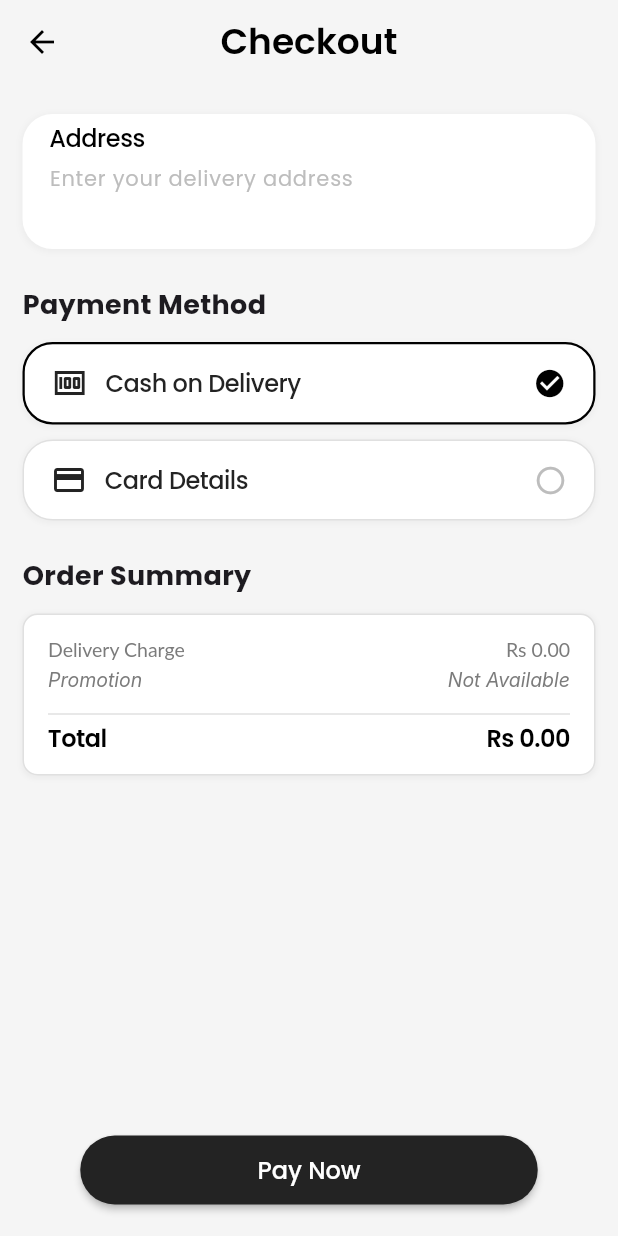
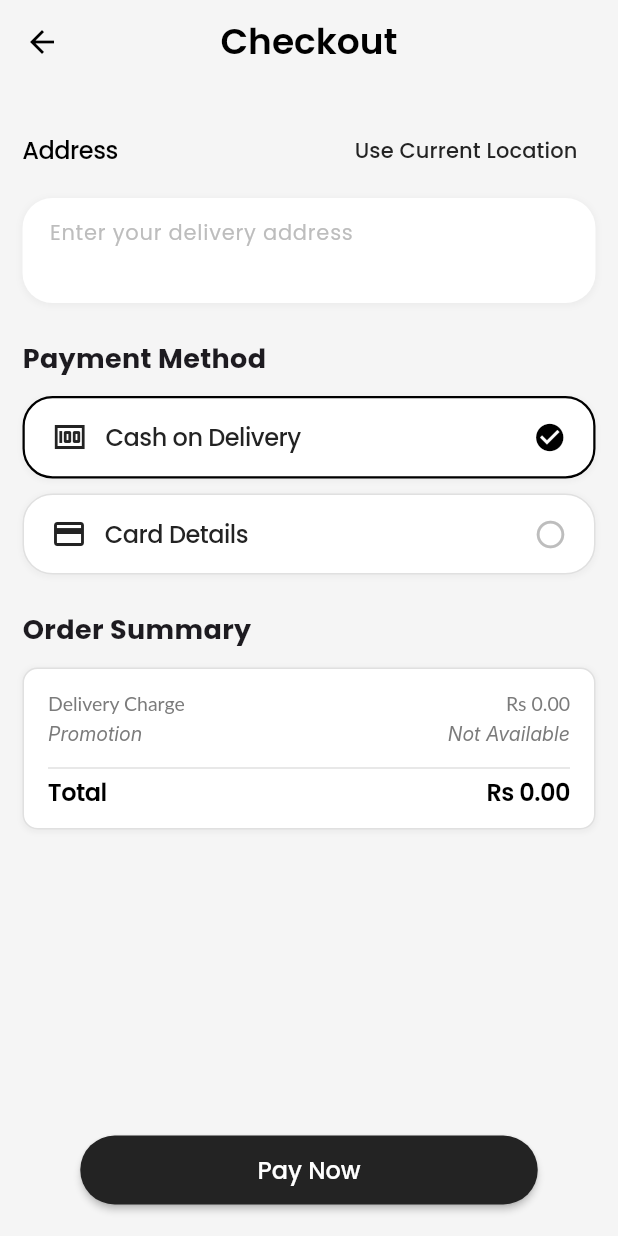
Before and after one commit to symaitipe/Heavenly-Homes, a Flutter app: the CheckoutPage screen opened directly with empty values, on a phone screen of 412 x 824 dp. Run offline on Flutter 3.47's test engine with Material 3 defaults, Android fonts, the phone set to English and light mode, and no system bars; our stand-ins replace cloud_firestore, firebase_auth, firebase_core, geocoding, geolocator, google_fonts and 2 more; missing offline and left inert: flutter_stripe; accounts and stored records are empty; Roboto replaces fonts that are missing (Inter, Lato).

Commit message:
Integrate Google location fetch for Customer Address

```diff
--- a/lib/screens/pages/checkout_page.dart
+++ b/lib/screens/pages/checkout_page.dart
@@ -1,6 +1,8 @@
 import 'package:cloud_firestore/cloud_firestore.dart';
 import 'package:flutter/material.dart';
 import 'package:flutter_stripe/flutter_stripe.dart';
+import 'package:geolocator/geolocator.dart';
+import 'package:geocoding/geocoding.dart';
 import 'package:heavenly_homes/services/stripe_services.dart';
 import '../../model/cart_items.dart';
 import 'order_processing_page.dart';
@@ -39,6 +41,7 @@ class _CheckoutPageState extends State<CheckoutPage> {
   final TextEditingController _addressController = TextEditingController();
   final GlobalKey<FormState> _formKey = GlobalKey<FormState>();
   bool _isPlacingOrder = false;
+  bool _isLoadingLocation = false;
 
   @override
   void dispose() {
@@ -46,16 +49,77 @@ class _CheckoutPageState extends State<CheckoutPage> {
     super.dispose();
   }
 
+  // --- Check and Request Location Permissions ---
+  Future<bool> _checkAndRequestLocationPermission() async {
+    LocationPermission permission = await Geolocator.checkPermission();
+    if (permission == LocationPermission.denied) {
+      permission = await Geolocator.requestPermission();
+      if (permission == LocationPermission.denied) {
+        ScaffoldMessenger.of(context).showSnackBar(
+          const SnackBar(content: Text('Location permission denied')),
+        );
+        return false;
+      }
+    }
+    if (permission == LocationPermission.deniedForever) {
+      ScaffoldMessenger.of(context).showSnackBar(
+        const SnackBar(content: Text('Location permission permanently denied')),
+      );
+      return false;
+    }
+    return true;
+  }
+
+  // --- Fetch Current Location ---
+  Future<void> _fetchCurrentLocation() async {
+    setState(() {
+      _isLoadingLocation = true;
+    });
+
+    try {
+      bool hasPermission = await _checkAndRequestLocationPermission();
+      if (!hasPermission) return;
+
+      Position position = await Geolocator.getCurrentPosition(
+        desiredAccuracy: LocationAccuracy.high,
+      );
+
+      List<Placemark> placemarks = await placemarkFromCoordinates(
+        position.latitude,
+        position.longitude,
+      );
+
+      if (placemarks.isNotEmpty) {
+        Placemark placemark = placemarks.first;
+        String address = [
+          placemark.street,
+          placemark.locality,
+          placemark.administrativeArea,
+          placemark.country,
+        ].where((element) => element != null && element.isNotEmpty).join(', ');
+
+        setState(() {
+          _addressController.text = address;
+          _isLoadingLocation = false;
+        });
+      } else {
+        throw Exception('No address found for the current location');
+      }
+    } catch (e) {
+      setState(() {
+        _isLoadingLocation = false;
+      });
+      ScaffoldMessenger.of(context).showSnackBar(
+        SnackBar(content: Text('Failed to fetch location: $e')),
+      );
+    }
+  }
+
   // --- Handle Stripe Payment ---
   Future<void> _handleStripePayment(double totalAmount) async {
     try {
-      // For LKR, Stripe expects the amount in cents (multiply by 100)
       final amountInCents = (totalAmount * 100).toInt().toString();
-
-      // Create Payment Intent using the function from stripe_services.dart
       final paymentIntentData = await createPaymentIntent(amountInCents, 'LKR');
-
-      // Initialize the Payment Sheet (Google Pay enabled for Android)
       await Stripe.instance.initPaymentSheet(
         paymentSheetParameters: SetupPaymentSheetParameters(
           paymentIntentClientSecret: paymentIntentData['client_secret'],
@@ -63,17 +127,12 @@ class _CheckoutPageState extends State<CheckoutPage> {
           googlePay: const PaymentSheetGooglePay(
             merchantCountryCode: 'LK',
             currencyCode: 'LKR',
-            testEnv: true, // Set to false in production
+            testEnv: true,
           ),
         ),
       );
-
-      // Present the Payment Sheet
       await Stripe.instance.presentPaymentSheet();
-
-      // If payment is successful, save the order
       await _saveOrderAndNavigate(totalAmount);
-
       if (mounted) {
         ScaffoldMessenger.of(context).showSnackBar(
           const SnackBar(
@@ -185,14 +244,11 @@ class _CheckoutPageState extends State<CheckoutPage> {
       final double totalAmount = widget.subtotal + widget.deliveryCharges;
 
       if (_selectedPaymentMethod == 'Card Details') {
-        // Handle Stripe Payment
         await _handleStripePayment(totalAmount);
       } else {
-        // Handle Cash on Delivery
         await _saveOrderAndNavigate(totalAmount);
       }
     } catch (e) {
-      //print("Error placing order: $e");
       if (mounted) {
         ScaffoldMessenger.of(context).showSnackBar(
           SnackBar(
@@ -207,7 +263,7 @@ class _CheckoutPageState extends State<CheckoutPage> {
     }
   }
 
-  // --- Helper: Payment Option (UI Styled) ---
+  // --- Helper: Payment Option ---
   Widget _buildPaymentOption(String title, IconData icon, {TextStyle? textStyle, bool isEnabled = true}) {
     bool isSelected = _selectedPaymentMethod == title;
     Color effectiveColor = isEnabled ? kDarkGrey : Colors.grey;
@@ -272,7 +328,7 @@ class _CheckoutPageState extends State<CheckoutPage> {
     );
   }
 
-  // --- HELPER: Summary Row (UI Styled) ---
+  // --- Helper: Summary Row ---
   Widget _buildSummaryRow(String label, String value, {bool isBold = false, TextStyle? textStyle, Color? valueColor}) {
     final effectiveTextStyle = textStyle ??
         TextStyle(
@@ -305,7 +361,86 @@ class _CheckoutPageState extends State<CheckoutPage> {
     );
   }
 
-  // --- BUILD METHOD ---
+  // --- Build Address Section ---
+  Widget _buildAddressSection() {
+    return Column(
+      crossAxisAlignment: CrossAxisAlignment.start,
+      children: [
+        Row(
+          mainAxisAlignment: MainAxisAlignment.spaceBetween,
+          children: [
+            const Text(
+              'Address',
+              style: TextStyle(
+                fontFamily: 'Poppins',
+                fontWeight: FontWeight.w500,
+                fontSize: 16,
+                height: 1.0,
+                letterSpacing: -0.02 * 16,
+                color: kBlack,
+              ),
+            ),
+            TextButton(
+              onPressed: _isLoadingLocation ? null : _fetchCurrentLocation,
+              child: Text(
+                _isLoadingLocation ? 'Loading...' : 'Use Current Location',
+                style: const TextStyle(
+                  fontFamily: 'Poppins',
+                  fontSize: 14,
+                  color: kDarkGrey,
+                ),
+              ),
+            ),
+          ],
+        ),
+        const SizedBox(height: 8),
+        Container(
+          constraints: const BoxConstraints(minHeight: 52),
+          padding: const EdgeInsets.symmetric(horizontal: 18.0, vertical: 8.0),
+          decoration: BoxDecoration(
+            color: kWhite,
+            borderRadius: BorderRadius.circular(20.0),
+            boxShadow: [
+              BoxShadow(
+                color: Colors.grey.withValues(alpha: 0.1),
+                spreadRadius: 1,
+                blurRadius: 3,
+                offset: const Offset(0, 1),
+              ),
+            ],
+          ),
+          child: TextFormField(
+            controller: _addressController,
+            decoration: InputDecoration(
+              hintText: 'Enter your delivery address',
+              hintStyle: TextStyle(fontFamily: 'Poppins', fontSize: 14, color: Colors.grey[400]),
+              border: InputBorder.none,
+              enabledBorder: InputBorder.none,
+              focusedBorder: InputBorder.none,
+              errorBorder: InputBorder.none,
+              focusedErrorBorder: InputBorder.none,
+              contentPadding: const EdgeInsets.symmetric(vertical: 4.0),
+              isDense: true,
+            ),
+            style: const TextStyle(fontFamily: 'Poppins', fontSize: 15, color: kBlack),
+            maxLines: 2,
+            validator: (value) {
+              if (value == null || value.trim().isEmpty) {
+                return 'Please enter a delivery address';
+              }
+              if (value.trim().length < 10) {
+                return 'Address seems too short';
+              }
+              return null;
+            },
+            textCapitalization: TextCapitalization.words,
+          ),
+        ),
+      ],
+    );
+  }
+
+  // --- Build Method ---
   @override
   Widget build(BuildContext context) {
     final double displayTotalAmount = widget.subtotal + widget.deliveryCharges;
@@ -345,66 +480,7 @@ class _CheckoutPageState extends State<CheckoutPage> {
               crossAxisAlignment: CrossAxisAlignment.start,
               children: [
                 // --- Address Section ---
-                Container(
-                  constraints: const BoxConstraints(minHeight: 52),
-                  padding: const EdgeInsets.symmetric(horizontal: 18.0, vertical: 8.0),
-                  decoration: BoxDecoration(
-                    color: kWhite,
-                    borderRadius: BorderRadius.circular(20.0),
-                    boxShadow: [
-                      BoxShadow(
-                        color: Colors.grey.withValues(alpha: 0.1),
-                        spreadRadius: 1,
-                        blurRadius: 3,
-                        offset: const Offset(0, 1),
-                      ),
-                    ],
-                  ),
-                  child: Column(
-                    crossAxisAlignment: CrossAxisAlignment.start,
-                    mainAxisAlignment: MainAxisAlignment.center,
-                    children: [
-                      const Text(
-                        'Address',
-                        style: TextStyle(
-                          fontFamily: 'Poppins',
-                          fontWeight: FontWeight.w500,
-                          fontSize: 16,
-                          height: 1.0,
-                          letterSpacing: -0.02 * 16,
-                          color: kBlack,
-                        ),
-                      ),
-                      const SizedBox(height: 4),
-                      TextFormField(
-                        controller: _addressController,
-                        decoration: InputDecoration(
-                          hintText: 'Enter your delivery address',
-                          hintStyle: TextStyle(fontFamily: 'Poppins', fontSize: 14, color: Colors.grey[400]),
-                          border: InputBorder.none,
-                          enabledBorder: InputBorder.none,
-                          focusedBorder: InputBorder.none,
-                          errorBorder: InputBorder.none,
-                          focusedErrorBorder: InputBorder.none,
-                          contentPadding: const EdgeInsets.symmetric(vertical: 4.0),
-                          isDense: true,
-                        ),
-                        style: const TextStyle(fontFamily: 'Poppins', fontSize: 15, color: kBlack),
-                        maxLines: 2,
-                        validator: (value) {
-                          if (value == null || value.trim().isEmpty) {
-                            return 'Please enter a delivery address';
-                          }
-                          if (value.trim().length < 10) {
-                            return 'Address seems too short';
-                          }
-                          return null;
-                        },
-                        textCapitalization: TextCapitalization.words,
-                      ),
-                    ],
-                  ),
-                ),
+                _buildAddressSection(),
                 const SizedBox(height: 24),
                 // --- Payment Method Section ---
                 const Text(
@@ -468,7 +544,7 @@ class _CheckoutPageState extends State<CheckoutPage> {
                           padding: const EdgeInsets.only(bottom: 8.0),
                           child: _buildSummaryRow(
                             '${item.name} (x${item.quantity})',
-                            'Rs ${itemTotal.toStringAsFixed(2)}', // Show with 2 decimal places
+                            'Rs ${itemTotal.toStringAsFixed(2)}',
                             textStyle: const TextStyle(
                               fontFamily: 'Lato',
                               fontWeight: FontWeight.w400,
@@ -482,7 +558,7 @@ class _CheckoutPageState extends State<CheckoutPage> {
                       }),
                       _buildSummaryRow(
                         'Delivery Charge',
-                        'Rs ${widget.deliveryCharges.toStringAsFixed(2)}', // Show with 2 decimal places
+                        'Rs ${widget.deliveryCharges.toStringAsFixed(2)}',
                         textStyle: const TextStyle(
                           fontFamily: 'Lato',
                           fontWeight: FontWeight.w400,
--- a/pubspec.yaml
+++ b/pubspec.yaml
@@ -48,6 +48,9 @@ dependencies:
   intl: ^0.18.0
   flutter_stripe: ^11.5.0
   http: ^1.4.0
+  google_maps_flutter: ^2.12.2
+  geolocator: ^13.0.3
+  geocoding: ^3.0.0
 
 dev_dependencies:
   flutter_test:
```
Also changed, not shown: pubspec.lock, 4 other files.
